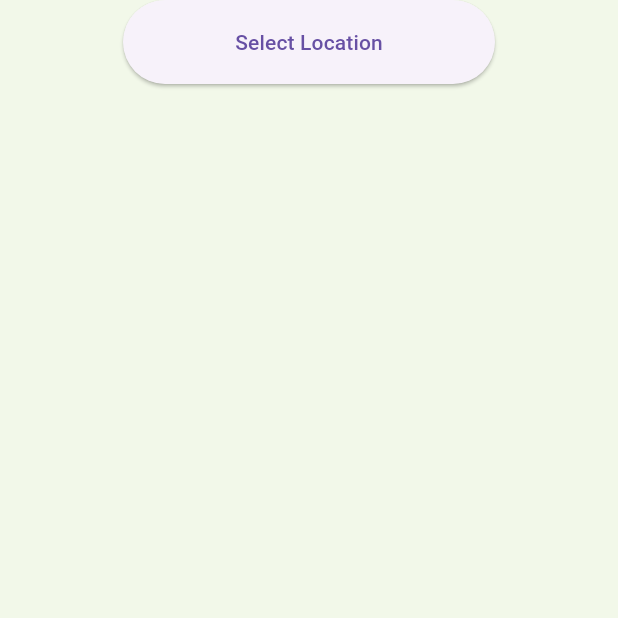
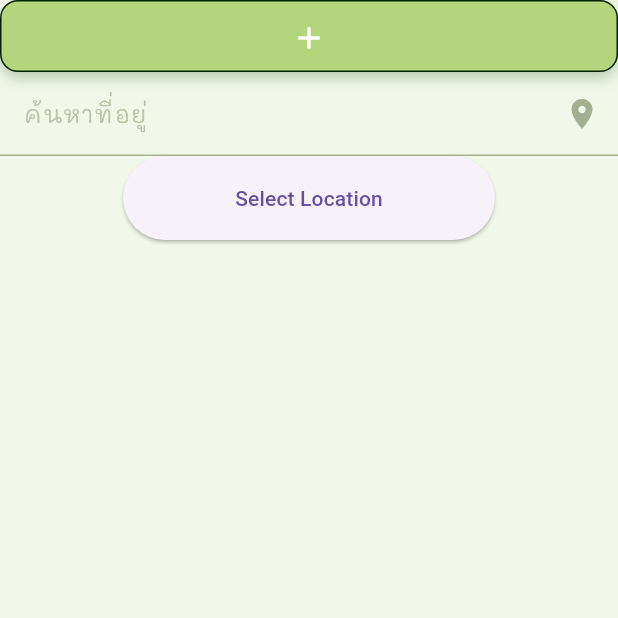
Before and after one commit to TheeraphatStudent/catdiff, a Flutter app: the screen it shows after launch, on a phone screen of 412 x 824 dp, the top half of it. Run offline on Flutter 3.47's test engine with Material 3 defaults, Android fonts, the phone set to English and light mode, and no system bars; our stand-ins replace cloud_firestore, easy_stepper, firebase_auth, firebase_core, firebase_storage, flutter_svg and 6 more; missing offline and left inert: wolt_modal_sheet; accounts and stored records are empty; project files that could hold a hidden picture were left out.

Commit message:
feat: setup button with icon only

```diff
--- a/app/lib/pages/debug.dart
+++ b/app/lib/pages/debug.dart
@@ -1,3 +1,5 @@
+import 'dart:developer';
+
 import 'package:app/layout/MainLayout.dart';
 import 'package:app/widget/button.widget.dart';
 import 'package:app/widget/header_card.widget.dart';
@@ -103,7 +105,21 @@ class DebugPage extends StatelessWidget {
             //     StepData(label: 'Step 4', active: false),
             //   ],
             // ),
-            MapsLocationSelector(),
+            ButtonActions(variant: ButtonVariant.primary, icon: Icons.add),
+
+            InputField(
+              type: InputType.line,
+              hintText: 'ค้นหาที่อยู่',
+              validate: true,
+              errorText: 'Error',
+              suffixIcon: const Icon(Icons.location_on),
+            ),
+
+            MapsLocationSelector(
+              onLocationSelected: (location) {
+                log("Location selected: $location");
+              },
+            ),
           ],
         ),
       ),
--- a/app/lib/widget/button.widget.dart
+++ b/app/lib/widget/button.widget.dart
@@ -8,7 +8,7 @@ enum ButtonVariant { primary, secondary, light, outline, warning, danger }
 class ButtonActions extends StatefulWidget {
   const ButtonActions({
     super.key,
-    required this.text,
+    this.text,
     this.label,
     this.hasShadow = true,
     required this.variant,
@@ -20,7 +20,7 @@ class ButtonActions extends StatefulWidget {
     this.height = 48,
   });
 
-  final String text;
+  final String? text;
   final String? label;
   final bool hasShadow;
   final ButtonVariant variant;
@@ -227,12 +227,15 @@ class _ButtonActionsState extends State<ButtonActions>
                         mainAxisAlignment: widget.icon != null
                             ? (widget.iconPosition == IconPosition.left
                                   ? MainAxisAlignment.start
-                                  : MainAxisAlignment.end)
+                                  : (widget.text?.isNotEmpty ?? false)
+                                  ? MainAxisAlignment.end
+                                  : MainAxisAlignment.center)
                             : MainAxisAlignment.center,
                         crossAxisAlignment: CrossAxisAlignment.center,
                         children: [
                           if (widget.icon != null &&
-                              widget.iconPosition == IconPosition.left)
+                              widget.iconPosition == IconPosition.left &&
+                              (widget.text?.isNotEmpty ?? false))
                             AnimatedContainer(
                               duration: const Duration(milliseconds: 200),
                               transform: Matrix4.translationValues(
@@ -247,7 +250,20 @@ class _ButtonActionsState extends State<ButtonActions>
                               ),
                             ),
 
-                          if (widget.icon == null)
+                          if (widget.icon != null &&
+                              !(widget.text?.isNotEmpty ?? false))
+                            AnimatedContainer(
+                              duration: const Duration(milliseconds: 200),
+                              transform: Matrix4.translationValues(0, 0, 0),
+                              child: Icon(
+                                widget.icon,
+                                size: 24,
+                                color: foregroundColor,
+                              ),
+                            ),
+
+                          if (widget.icon == null &&
+                              (widget.text?.isNotEmpty ?? false))
                             AnimatedDefaultTextStyle(
                               duration: const Duration(milliseconds: 200),
                               style: TextStyle(
@@ -256,10 +272,11 @@ class _ButtonActionsState extends State<ButtonActions>
                                 fontFamily: 'Mali',
                                 fontWeight: FontWeight.w700,
                               ),
-                              child: Text(widget.text),
+                              child: Text(widget.text ?? ''),
                             ),
 
-                          if (widget.icon != null)
+                          if (widget.icon != null &&
+                              (widget.text?.isNotEmpty ?? false))
                             Expanded(
                               child: AnimatedDefaultTextStyle(
                                 duration: const Duration(milliseconds: 200),
@@ -270,7 +287,7 @@ class _ButtonActionsState extends State<ButtonActions>
                                   fontWeight: FontWeight.w700,
                                 ),
                                 child: Text(
-                                  widget.text,
+                                  widget.text ?? '',
                                   textAlign:
                                       widget.iconPosition == IconPosition.left
                                       ? TextAlign.right
@@ -280,7 +297,8 @@ class _ButtonActionsState extends State<ButtonActions>
                             ),
 
                           if (widget.icon != null &&
-                              widget.iconPosition == IconPosition.right)
+                              widget.iconPosition == IconPosition.right &&
+                              (widget.text?.isNotEmpty ?? false))
                             AnimatedContainer(
                               duration: const Duration(milliseconds: 200),
                               transform: Matrix4.translationValues(
```
